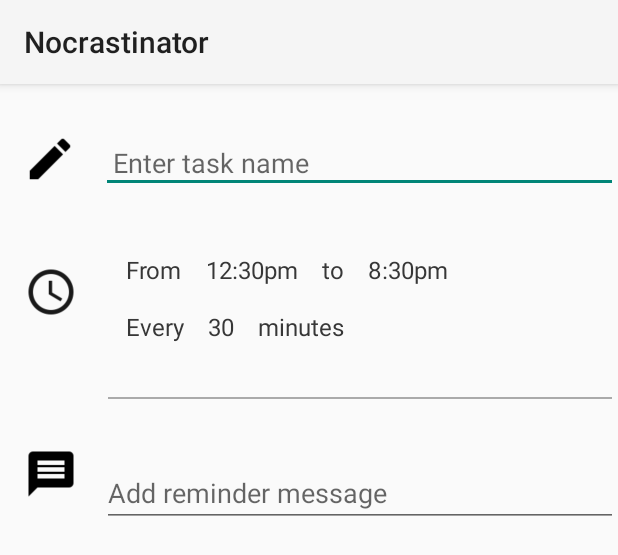
After one commit to kchow95/Android-Projects, an Android app: the layout activity_enter_task.xml on its own in the app's theme, with its tools: preview values and no code run, on a phone screen of 412 x 824 dp. The commit adds this screen. Shown: the top 555 px of the screen. Run offline under Robolectric (Android 15) with nearby library versions, the phone set to English and light mode, and no system bars.

Commit message:
created the create task views

```diff
--- a/Nocrastinator/app/src/main/AndroidManifest.xml
+++ b/Nocrastinator/app/src/main/AndroidManifest.xml
@@ -2,11 +2,17 @@
 <manifest xmlns:android="http://schemas.android.com/apk/res/android"
     package="chow.nocrastinator" >
 
+    <!-- permission required to use Alarm Manager -->
+    <uses-permission android:name="com.android.alarm.permission.SET_ALARM" />
+
+    <!-- Register the Alarm Receiver -->
     <application
         android:allowBackup="true"
         android:icon="@mipmap/ic_launcher"
         android:label="@string/app_name"
         android:theme="@style/AppTheme" >
+        <receiver android:name=".AlarmReceiver" />
+
         <activity
             android:name=".MainActivity"
             android:label="@string/app_name" >
@@ -16,6 +22,10 @@
                 <category android:name="android.intent.category.LAUNCHER" />
             </intent-filter>
         </activity>
+        <activity
+            android:name=".EnterTaskActivity"
+            android:label="@string/title_activity_enter_task" >
+        </activity>
     </application>
 
 </manifest>
--- a/Nocrastinator/app/src/main/java/chow/nocrastinator/AlarmReceiver.java
+++ b/Nocrastinator/app/src/main/java/chow/nocrastinator/AlarmReceiver.java
@@ -8,11 +8,14 @@ import android.content.Intent;
 import android.media.RingtoneManager;
 import android.net.Uri;
 import android.support.v4.app.NotificationCompat;
+import android.util.Log;
 
 /**
  * Created by kchow95 on 7/29/15.
  */
 public class AlarmReceiver extends BroadcastReceiver {
+
+    private static final String TAG = "Test";
 
 
     @Override
@@ -32,6 +35,7 @@ public class AlarmReceiver extends BroadcastReceiver {
                 notificationIntent, PendingIntent.FLAG_UPDATE_CURRENT);
 
 
+        Log.i(TAG, "alarm");
         Uri alarmSound = RingtoneManager.getDefaultUri(RingtoneManager.TYPE_NOTIFICATION);
 
         NotificationCompat.Builder mNotifyBuilder = new NotificationCompat.Builder(
--- /dev/null
+++ b/Nocrastinator/app/src/main/java/chow/nocrastinator/EnterTaskActivity.java
@@ -0,0 +1,37 @@
+package chow.nocrastinator;
+
+import android.support.v7.app.ActionBarActivity;
+import android.os.Bundle;
+import android.view.Menu;
+import android.view.MenuItem;
+
+public class EnterTaskActivity extends ActionBarActivity {
+
+    @Override
+    protected void onCreate(Bundle savedInstanceState) {
+        super.onCreate(savedInstanceState);
+        setContentView(R.layout.activity_enter_task);
+    }
+
+    @Override
+    public boolean onCreateOptionsMenu(Menu menu) {
+        // Inflate the menu; this adds items to the action bar if it is present.
+        getMenuInflater().inflate(R.menu.menu_enter_task, menu);
+        return true;
+    }
+
+    @Override
+    public boolean onOptionsItemSelected(MenuItem item) {
+        // Handle action bar item clicks here. The action bar will
+        // automatically handle clicks on the Home/Up button, so long
+        // as you specify a parent activity in AndroidManifest.xml.
+        int id = item.getItemId();
+
+        //noinspection SimplifiableIfStatement
+        if (id == R.id.action_settings) {
+            return true;
+        }
+
+        return super.onOptionsItemSelected(item);
+    }
+}
--- a/Nocrastinator/app/src/main/java/chow/nocrastinator/MainActivity.java
+++ b/Nocrastinator/app/src/main/java/chow/nocrastinator/MainActivity.java
@@ -11,6 +11,7 @@ import android.view.Menu;
 import android.view.MenuItem;
 import android.view.View;
 import android.view.ViewGroup;
+import android.view.Window;
 import android.widget.ArrayAdapter;
 import android.widget.CompoundButton;
 import android.widget.ListView;
@@ -30,13 +31,20 @@ public class MainActivity extends Activity {
     protected void onCreate(Bundle savedInstanceState) {
         super.onCreate(savedInstanceState);
 
+        getWindow().requestFeature(Window.FEATURE_ACTION_BAR);
+        getActionBar().hide();
+
         Calendar calendar = Calendar.getInstance();
-        calendar.set(Calendar.HOUR_OF_DAY, 18);
-        calendar.set(Calendar.MINUTE, 45);
+        calendar.setTimeInMillis(System.currentTimeMillis());
+
+        calendar.set(Calendar.HOUR_OF_DAY, 19);
+        calendar.set(Calendar.MINUTE, 6);
         calendar.set(Calendar.SECOND, 0);
+
         Intent intent1 = new Intent(MainActivity.this, AlarmReceiver.class);
         PendingIntent pendingIntent = PendingIntent.getBroadcast(MainActivity.this, 0,intent1, PendingIntent.FLAG_UPDATE_CURRENT);
         AlarmManager am = (AlarmManager) MainActivity.this.getSystemService(Context.ALARM_SERVICE);
+
         am.setRepeating(AlarmManager.RTC_WAKEUP, calendar.getTimeInMillis(), AlarmManager.INTERVAL_DAY, pendingIntent);
         setContentView(R.layout.activity_main);
 
--- a/Nocrastinator/app/src/main/java/chow/nocrastinator/Task.java
+++ b/Nocrastinator/app/src/main/java/chow/nocrastinator/Task.java
@@ -8,7 +8,7 @@ import java.util.Calendar;
 public class Task {
     private String name, message;
     private Calendar startTime, endTime;
-    private int duration;
+    private int interval;
 
     public String getName() {
         return name;
@@ -42,11 +42,11 @@ public class Task {
         this.endTime = endTime;
     }
 
-    public int getDuration() {
-        return duration;
+    public int getInterval() {
+        return interval;
     }
 
-    public void setDuration(int duration) {
-        this.duration = duration;
+    public void getInterval(int duration) {
+        this.interval = duration;
     }
 }
--- /dev/null
+++ b/Nocrastinator/app/src/main/res/layout/activity_enter_task.xml
@@ -0,0 +1,152 @@
+<RelativeLayout xmlns:android="http://schemas.android.com/apk/res/android"
+    xmlns:tools="http://schemas.android.com/tools" android:layout_width="match_parent"
+    android:layout_height="match_parent"
+    tools:context="chow.nocrastinator.EnterTaskActivity">
+
+    <LinearLayout
+        android:layout_width="match_parent"
+        android:layout_height="wrap_content"
+        android:layout_marginTop="32dp"
+        android:layout_marginLeft="15dp"
+        android:orientation="horizontal"
+        android:id="@+id/enter_task">
+
+        <ImageView
+            android:layout_width="36dp"
+            android:layout_height="36dp"
+            android:adjustViewBounds="true"
+            android:src="@drawable/ic_create_black_48dp"/>
+
+        <EditText
+            android:layout_width="match_parent"
+            android:layout_height="wrap_content"
+            android:padding="8dp"
+            android:layout_marginLeft="16dp"
+            android:id="@+id/edit_task_name"
+            android:hint="@string/enter_task"/>
+
+    </LinearLayout>
+
+
+
+    <RelativeLayout
+        android:layout_width="match_parent"
+        android:layout_height="wrap_content"
+        android:layout_marginTop="32dp"
+        android:layout_marginLeft="16dp"
+        android:layout_marginRight="16dp"
+        android:layout_below="@id/enter_task"
+        android:id="@+id/task_time">
+
+        <ImageView
+            android:layout_width="36dp"
+            android:layout_height="36dp"
+            android:id="@+id/clock"
+            android:adjustViewBounds="true"
+            android:layout_centerVertical="true"
+            android:src="@drawable/ic_access_time_black_48dp"/>
+        <LinearLayout
+            android:layout_width="wrap_content"
+            android:layout_height="wrap_content"
+            android:orientation="horizontal"
+            android:layout_marginTop="8dp"
+            android:layout_toEndOf="@id/clock"
+            android:layout_marginLeft="32dp"
+            android:id="@+id/duration">
+
+            <TextView
+                android:layout_width="wrap_content"
+                android:layout_height="wrap_content"
+                style="@style/TextSecondary"
+                android:text="From"/>
+            <TextView
+                android:layout_width="wrap_content"
+                android:layout_height="wrap_content"
+                android:layout_marginStart="16dp"
+                style="@style/TextSecondary"
+                android:text="12:30pm"/>
+
+            <TextView
+                android:layout_width="wrap_content"
+                android:layout_height="wrap_content"
+                android:layout_marginStart="16dp"
+                style="@style/TextSecondary"
+                android:text="to"/>
+            <TextView
+                android:layout_width="wrap_content"
+                android:layout_height="wrap_content"
+                android:layout_marginStart="16dp"
+                style="@style/TextSecondary"
+                android:text="8:30pm"/>
+
+        </LinearLayout>
+
+        <LinearLayout
+            android:layout_width="wrap_content"
+            android:layout_height="wrap_content"
+            android:orientation="horizontal"
+            android:layout_marginTop="16dp"
+            android:layout_toEndOf="@id/clock"
+            android:layout_marginLeft="32dp"
+            android:layout_below="@id/duration"
+            android:id="@+id/interval">
+
+            <TextView
+                android:layout_width="wrap_content"
+                android:layout_height="wrap_content"
+                style="@style/TextSecondary"
+                android:text="Every"/>
+            <TextView
+                android:layout_width="wrap_content"
+                android:layout_height="wrap_content"
+                android:layout_marginStart="16dp"
+                style="@style/TextSecondary"
+                android:text="30"/>
+
+            <TextView
+                android:layout_width="wrap_content"
+                android:layout_height="wrap_content"
+                android:layout_marginStart="16dp"
+                style="@style/TextSecondary"
+                android:text="minutes"/>
+
+        </LinearLayout>
+
+    </RelativeLayout>
+
+    <View
+        android:id="@+id/divider"
+        android:layout_width="match_parent"
+        android:layout_height="1dp"
+        android:layout_marginLeft="72dp"
+        android:layout_marginRight="4dp"
+        android:layout_marginTop="36dp"
+        android:background="@color/drawer_divider"
+        android:layout_below="@id/task_time"/>
+
+    <LinearLayout
+        android:layout_width="match_parent"
+        android:layout_height="wrap_content"
+        android:layout_below="@id/divider"
+        android:layout_marginTop="32dp"
+        android:layout_marginLeft="16dp"
+        android:orientation="horizontal">
+
+        <ImageView
+            android:layout_width="36dp"
+            android:layout_height="36dp"
+            android:id="@+id/message"
+            android:adjustViewBounds="true"
+            android:src="@drawable/ic_message_black_48dp"/>
+        <EditText
+            android:layout_width="match_parent"
+            android:layout_height="wrap_content"
+            android:layout_marginTop="8dp"
+            android:layout_marginLeft="16dp"
+            android:hint="@string/add_message"/>
+
+
+    </LinearLayout>
+
+
+</RelativeLayout>
--- a/Nocrastinator/app/src/main/res/layout/activity_main.xml
+++ b/Nocrastinator/app/src/main/res/layout/activity_main.xml
@@ -15,6 +15,7 @@
         android:layout_width="70dp"
         android:layout_height="70dp"
         android:src="@drawable/ic_create_white_24dp"
+        android:adjustViewBounds="true"
         android:background="@drawable/floating_aciton_button"
         android:id="@+id/imageButton"
         android:layout_alignParentBottom="true"
--- /dev/null
+++ b/Nocrastinator/app/src/main/res/menu/menu_enter_task.xml
@@ -0,0 +1,7 @@
+<menu xmlns:android="http://schemas.android.com/apk/res/android"
+    xmlns:app="http://schemas.android.com/apk/res-auto"
+    xmlns:tools="http://schemas.android.com/tools"
+    tools:context="chow.nocrastinator.EnterTaskActivity">
+    <item android:id="@+id/action_settings" android:title="@string/action_settings"
+        android:orderInCategory="100" app:showAsAction="never" />
+</menu>
--- a/Nocrastinator/app/src/main/res/values/strings.xml
+++ b/Nocrastinator/app/src/main/res/values/strings.xml
@@ -3,4 +3,7 @@
 
     <string name="hello_world">Hello world!</string>
     <string name="action_settings">Settings</string>
+    <string name="title_activity_enter_task">EnterTaskActivity</string>
+    <string name="enter_task">Enter task name</string>
+    <string name="add_message">Add reminder message</string>
 </resources>
```
Also changed, not shown: Nocrastinator/app/src/main/res/drawable/ic_access_time_black_48dp.png (added), Nocrastinator/app/src/main/res/drawable/ic_create_black_48dp.png (added), Nocrastinator/app/src/main/res/drawable/ic_message_black_48dp.png (added), 1 other file.
